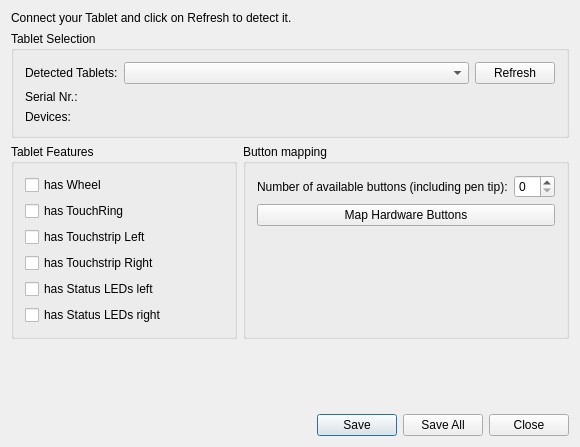
First picture: the form in src/tabletfinder/dialog.ui, repository KDE/wacomtablet, before the edit.
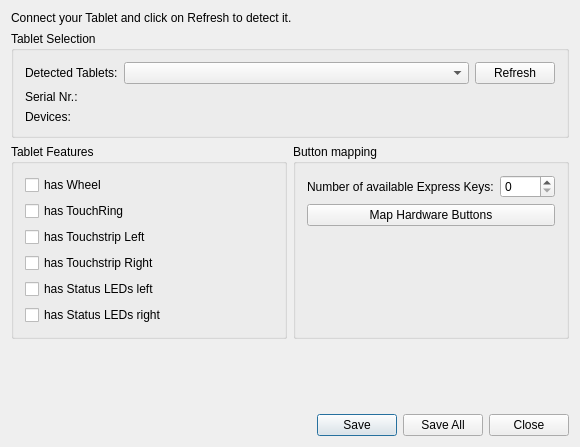
Second picture: the form after the edit.

Commit message:
Revert express keys line in tabletfinder
That was an erroneous change, this is pad button mapping only and
mentioning pen tip here is confusing

What changed in the file:
```diff
--- a/src/tabletfinder/dialog.ui
+++ b/src/tabletfinder/dialog.ui
@@ -167,7 +167,7 @@
           <item>
            <widget class="QLabel" name="label_2">
             <property name="text">
-             <string>Number of available buttons (including pen tip):</string>
+             <string>Number of available Express Keys:</string>
             </property>
            </widget>
           </item>
```
